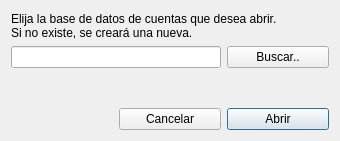
Old version of the form localdatabasedialog.ui in the repository emepetres/Six-of-Spades.
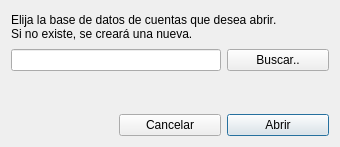
New version of the form.

Patch:
```diff
--- a/localdatabasedialog.ui
+++ b/localdatabasedialog.ui
@@ -7,7 +7,7 @@
     <x>0</x>
     <y>0</y>
     <width>340</width>
-    <height>141</height>
+    <height>147</height>
    </rect>
   </property>
   <property name="windowTitle">
```
Left out of the diff: 2 changed lines with no effect on the pictures.
